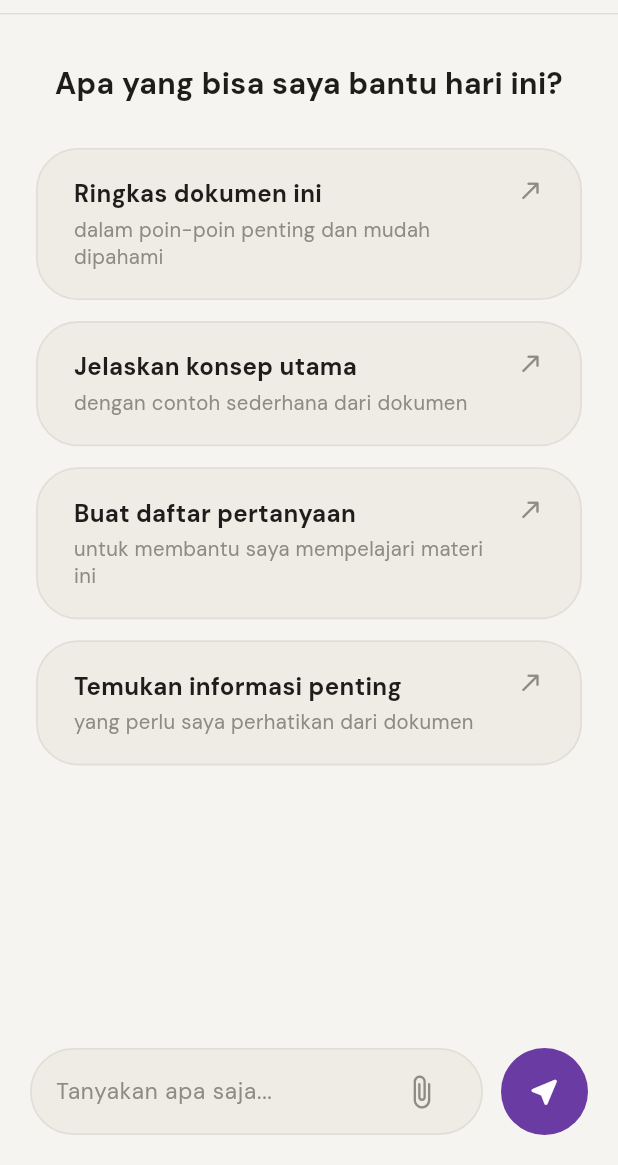
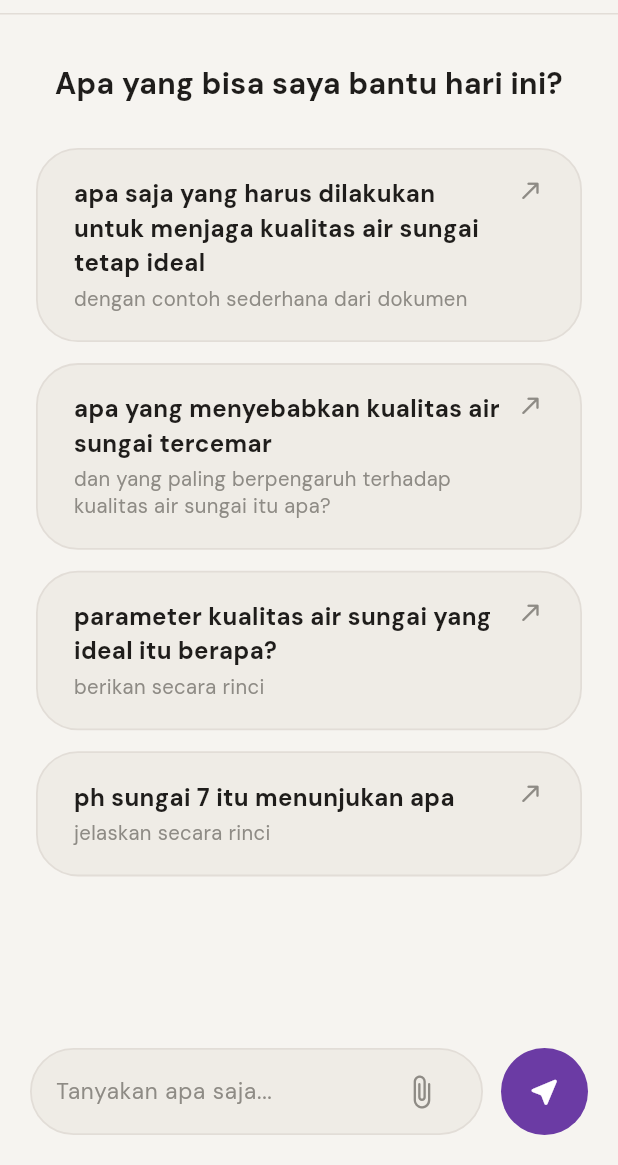
Before and after one commit to Isannali/AskRiver-AI, a Flutter app: the screen it shows after launch, on a phone screen of 412 x 824 dp, the part 71-1236 px from its top. Run offline on Flutter 3.47's test engine with Material 3 defaults, Android fonts, the phone set to English and light mode, and no system bars; our stand-ins replace file_picker, flutter_dotenv, google_fonts.

Commit message:
update docker

```diff
--- a/frontend/lib/pages/chat_page.dart
+++ b/frontend/lib/pages/chat_page.dart
@@ -21,20 +21,20 @@ class _ChatPageState extends State<ChatPage> {
 
   final List<Map<String, String>> suggestionCards = const [
     {
-      "title": "Ringkas dokumen ini",
-      "subtitle": "dalam poin-poin penting dan mudah dipahami",
-    },
-    {
-      "title": "Jelaskan konsep utama",
+      "title": "apa saja yang harus dilakukan untuk menjaga kualitas air sungai tetap ideal",
       "subtitle": "dengan contoh sederhana dari dokumen",
     },
     {
-      "title": "Buat daftar pertanyaan",
-      "subtitle": "untuk membantu saya mempelajari materi ini",
+      "title": "apa yang menyebabkan kualitas air sungai tercemar",
+      "subtitle": "dan yang paling berpengaruh terhadap kualitas air sungai itu apa?",
     },
     {
-      "title": "Temukan informasi penting",
-      "subtitle": "yang perlu saya perhatikan dari dokumen",
+      "title": "parameter kualitas air sungai yang ideal itu berapa?",
+      "subtitle": "berikan secara rinci",
+    },
+    {
+      "title": "ph sungai 7 itu menunjukan apa",
+      "subtitle": "jelaskan secara rinci",
     },
   ];
 
```
Also changed, not shown: 3 other files.
